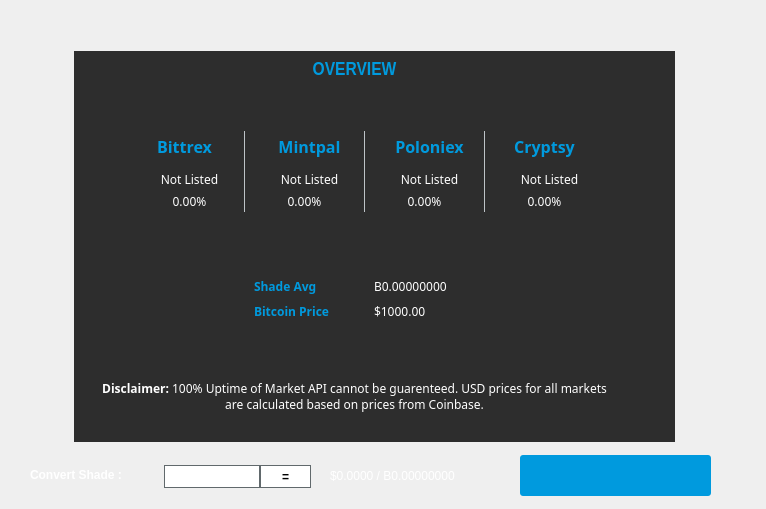
This is src/qt/forms/poolbrowser.ui in shade-project/Shade as Qt 5 draws it before an edit. The edited form follows.
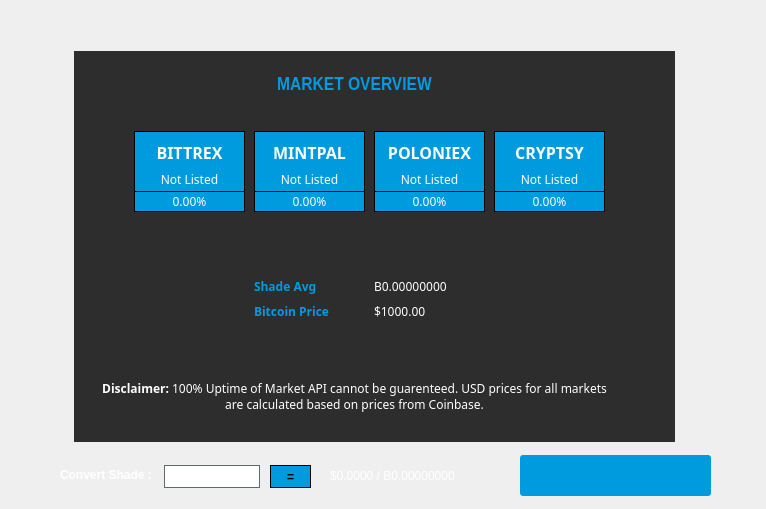
This is the edited form. The open tabs and pages were chosen to show the change. Icons and pictures are not drawn. Custom widgets are drawn as their Qt base class.

The edit to the form file:
```diff
--- a/src/qt/forms/poolbrowser.ui
+++ b/src/qt/forms/poolbrowser.ui
@@ -118,20 +118,23 @@
            <height>81</height>
           </rect>
          </property>
+         <property name="styleSheet">
+          <string notr="true">border-right:1px solid #000;border-left:1px solid #000;border-top:1px solid #000;background-color:#009ade</string>
+         </property>
          <widget class="QLabel" name="lblOverviewCryptsy">
           <property name="geometry">
            <rect>
-            <x>0</x>
-            <y>0</y>
-            <width>101</width>
-            <height>31</height>
+            <x>10</x>
+            <y>10</y>
+            <width>91</width>
+            <height>21</height>
            </rect>
           </property>
           <property name="styleSheet">
            <string notr="true">border:none;</string>
           </property>
           <property name="text">
-           <string>&lt;html&gt;&lt;head/&gt;&lt;body&gt;&lt;p align=&quot;center&quot;&gt;&lt;span style=&quot; font-size:12pt; font-weight:600; color:#009ade;&quot;&gt;Cryptsy&lt;/span&gt;&lt;/p&gt;&lt;/body&gt;&lt;/html&gt;</string>
+           <string>&lt;html&gt;&lt;head/&gt;&lt;body&gt;&lt;p align=&quot;center&quot;&gt;&lt;span style=&quot; font-size:12pt; font-weight:600; color:#ffffff;&quot;&gt;CRYPTSY&lt;/span&gt;&lt;/p&gt;&lt;/body&gt;&lt;/html&gt;</string>
           </property>
          </widget>
          <widget class="QLabel" name="lblOverviewCryptsyBtc">
@@ -143,6 +146,9 @@
             <height>16</height>
            </rect>
           </property>
+          <property name="styleSheet">
+           <string notr="true">border:none;</string>
+          </property>
           <property name="text">
            <string>Not Listed</string>
           </property>
@@ -156,12 +162,15 @@
           </property>
           <property name="geometry">
            <rect>
-            <x>-10</x>
+            <x>0</x>
             <y>60</y>
-            <width>121</width>
-            <height>20</height>
+            <width>111</width>
+            <height>21</height>
            </rect>
           </property>
+          <property name="styleSheet">
+           <string notr="true">border-bottom:1px solid #000;</string>
+          </property>
           <property name="text">
            <string>0.00%</string>
           </property>
@@ -180,22 +189,22 @@
           </rect>
          </property>
          <property name="styleSheet">
-          <string notr="true">border-right:1px solid #bdc3c7;</string>
+          <string notr="true">border-right:1px solid #000;border-left:1px solid #000;border-top:1px solid #000;background-color:#009ade</string>
          </property>
          <widget class="QLabel" name="lblOverviewBittrex">
           <property name="geometry">
            <rect>
-            <x>0</x>
-            <y>0</y>
-            <width>101</width>
-            <height>31</height>
+            <x>10</x>
+            <y>10</y>
+            <width>91</width>
+            <height>21</height>
            </rect>
           </property>
           <property name="styleSheet">
            <string notr="true">border:none;</string>
           </property>
           <property name="text">
-           <string>&lt;html&gt;&lt;head/&gt;&lt;body&gt;&lt;p align=&quot;center&quot;&gt;&lt;span style=&quot; font-size:12pt; font-weight:600; color:#009ade;&quot;&gt;Bittrex&lt;/span&gt;&lt;/p&gt;&lt;/body&gt;&lt;/html&gt;</string>
+           <string>&lt;html&gt;&lt;head/&gt;&lt;body&gt;&lt;p align=&quot;center&quot;&gt;&lt;span style=&quot; font-size:12pt; font-weight:600; color:#ffffff;&quot;&gt;BITTREX&lt;/span&gt;&lt;/p&gt;&lt;/body&gt;&lt;/html&gt;</string>
           </property>
          </widget>
          <widget class="QLabel" name="lblOverviewBittrexBtc">
@@ -226,9 +235,12 @@
             <x>0</x>
             <y>60</y>
             <width>111</width>
-            <height>20</height>
+            <height>21</height>
            </rect>
           </property>
+          <property name="styleSheet">
+           <string notr="true">border-bottom:1px solid #000;</string>
+          </property>
           <property name="text">
            <string>0.00%</string>
           </property>
@@ -247,7 +259,7 @@
           </rect>
          </property>
          <property name="styleSheet">
-          <string notr="true">border-right:1px solid #bdc3c7;</string>
+          <string notr="true">border-right:1px solid #000;border-left:1px solid #000;border-top:1px solid #000;background-color:#009ade</string>
          </property>
          <widget class="QLabel" name="lblOverviewMintpalBtc">
           <property name="geometry">
@@ -272,16 +284,16 @@
           <property name="geometry">
            <rect>
             <x>10</x>
-            <y>0</y>
+            <y>10</y>
             <width>91</width>
-            <height>31</height>
+            <height>21</height>
            </rect>
           </property>
           <property name="styleSheet">
            <string notr="true">border:none;</string>
           </property>
           <property name="text">
-           <string>&lt;html&gt;&lt;head/&gt;&lt;body&gt;&lt;p align=&quot;center&quot;&gt;&lt;span style=&quot; font-size:12pt; font-weight:600; color:#009ade;&quot;&gt;Mintpal&lt;/span&gt;&lt;/p&gt;&lt;/body&gt;&lt;/html&gt;</string>
+           <string>&lt;html&gt;&lt;head/&gt;&lt;body&gt;&lt;p align=&quot;center&quot;&gt;&lt;span style=&quot; font-size:12pt; font-weight:600; color:#ffffff;&quot;&gt;MINTPAL&lt;/span&gt;&lt;/p&gt;&lt;/body&gt;&lt;/html&gt;</string>
           </property>
          </widget>
          <widget class="QLabel" name="lblOverviewMintpalPerc">
@@ -290,12 +302,15 @@
           </property>
           <property name="geometry">
            <rect>
-            <x>-10</x>
+            <x>0</x>
             <y>60</y>
-            <width>121</width>
-            <height>20</height>
+            <width>111</width>
+            <height>21</height>
            </rect>
           </property>
+          <property name="styleSheet">
+           <string notr="true">border-bottom:1px solid #000;</string>
+          </property>
           <property name="text">
            <string>0.00%</string>
           </property>
@@ -333,10 +348,10 @@
         <widget class="QLabel" name="lblOverviewHeader">
          <property name="geometry">
           <rect>
-           <x>210</x>
+           <x>10</x>
            <y>50</y>
-           <width>161</width>
-           <height>41</height>
+           <width>561</width>
+           <height>71</height>
           </rect>
          </property>
          <property name="font">
@@ -352,7 +367,7 @@
           <string notr="true">font-family:Arial Narrow;</string>
          </property>
          <property name="text">
-          <string>&lt;html&gt;&lt;head/&gt;&lt;body&gt;&lt;p align=&quot;center&quot;&gt;&lt;span style=&quot; font-size:14pt; font-weight:600; color:#009ade;&quot;&gt;OVERVIEW&lt;/span&gt;&lt;/p&gt;&lt;/body&gt;&lt;/html&gt;</string>
+          <string>&lt;html&gt;&lt;head/&gt;&lt;body&gt;&lt;p align=&quot;center&quot;&gt;&lt;span style=&quot; font-size:14pt; font-weight:600; color:#009ade;&quot;&gt;MARKET OVERVIEW&lt;/span&gt;&lt;/p&gt;&lt;/body&gt;&lt;/html&gt;</string>
          </property>
         </widget>
         <widget class="QLabel" name="lblOverviewScAvg">
@@ -410,7 +425,7 @@
           </rect>
          </property>
          <property name="styleSheet">
-          <string notr="true">border-right:1px solid #bdc3c7;</string>
+          <string notr="true">border-right:1px solid #000;border-left:1px solid #000;border-top:1px solid #000;background-color:#009ade</string>
          </property>
          <widget class="QLabel" name="lblOverviewPoloniexBtc">
           <property name="geometry">
@@ -435,16 +450,16 @@
           <property name="geometry">
            <rect>
             <x>10</x>
-            <y>0</y>
+            <y>10</y>
             <width>91</width>
-            <height>31</height>
+            <height>21</height>
            </rect>
           </property>
           <property name="styleSheet">
            <string notr="true">border:none;</string>
           </property>
           <property name="text">
-           <string>&lt;html&gt;&lt;head/&gt;&lt;body&gt;&lt;p align=&quot;center&quot;&gt;&lt;span style=&quot; font-size:12pt; font-weight:600; color:#009ade;&quot;&gt;Poloniex&lt;/span&gt;&lt;/p&gt;&lt;/body&gt;&lt;/html&gt;</string>
+           <string>&lt;html&gt;&lt;head/&gt;&lt;body&gt;&lt;p align=&quot;center&quot;&gt;&lt;span style=&quot; font-size:12pt; font-weight:600; color:#ffffff;&quot;&gt;POLONIEX&lt;/span&gt;&lt;/p&gt;&lt;/body&gt;&lt;/html&gt;</string>
           </property>
          </widget>
          <widget class="QLabel" name="lblOverviewPoloniexPerc">
@@ -453,12 +468,15 @@
           </property>
           <property name="geometry">
            <rect>
-            <x>-10</x>
+            <x>0</x>
             <y>60</y>
-            <width>121</width>
-            <height>20</height>
+            <width>111</width>
+            <height>21</height>
            </rect>
           </property>
+          <property name="styleSheet">
+           <string notr="true">border-bottom:1px solid #000;</string>
+          </property>
           <property name="text">
            <string>0.00%</string>
           </property>
@@ -4297,14 +4315,14 @@
      <widget class="QLabel" name="lblConvertShade">
       <property name="geometry">
        <rect>
-        <x>30</x>
+        <x>60</x>
         <y>10</y>
-        <width>131</width>
+        <width>101</width>
         <height>20</height>
        </rect>
       </property>
       <property name="text">
-       <string>&lt;html&gt;&lt;head/&gt;&lt;body&gt;&lt;p&gt;&lt;span style=&quot; font-weight:600; color:#ffffff;&quot;&gt;Convert Shade :&lt;/span&gt;&lt;/p&gt;&lt;/body&gt;&lt;/html&gt;</string>
+       <string>&lt;html&gt;&lt;head/&gt;&lt;body&gt;&lt;p&gt;&lt;span style=&quot; font-weight:600; color:#ffffff;&quot;&gt;     Convert Shade :&lt;/span&gt;&lt;/p&gt;&lt;/body&gt;&lt;/html&gt;</string>
       </property>
      </widget>
      <widget class="QLineEdit" name="txtConvertShadeQty">
@@ -4335,9 +4353,9 @@
      <widget class="QPushButton" name="btnConvertShade">
       <property name="geometry">
        <rect>
-        <x>260</x>
+        <x>270</x>
         <y>10</y>
-        <width>51</width>
+        <width>41</width>
         <height>23</height>
        </rect>
       </property>
@@ -4348,7 +4366,7 @@
        </size>
       </property>
       <property name="styleSheet">
-       <string notr="true">border:1px solid #61696c;background:white;font-weight:600;</string>
+       <string notr="true">border:1px solid black;background:#009ade;font-weight:600;</string>
       </property>
       <property name="text">
        <string>=</string>
```
Left out of the diff: 197 changed lines with no effect on the pictures.
